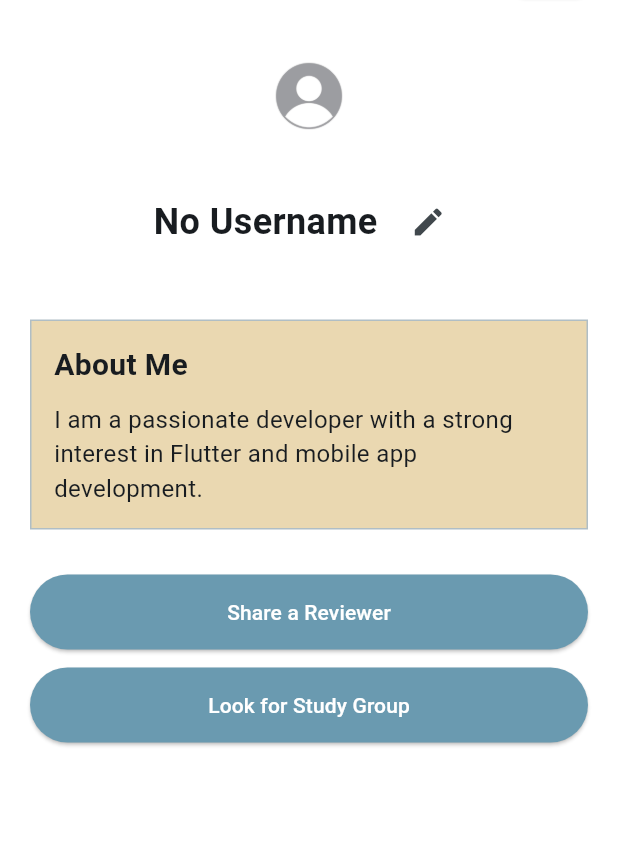
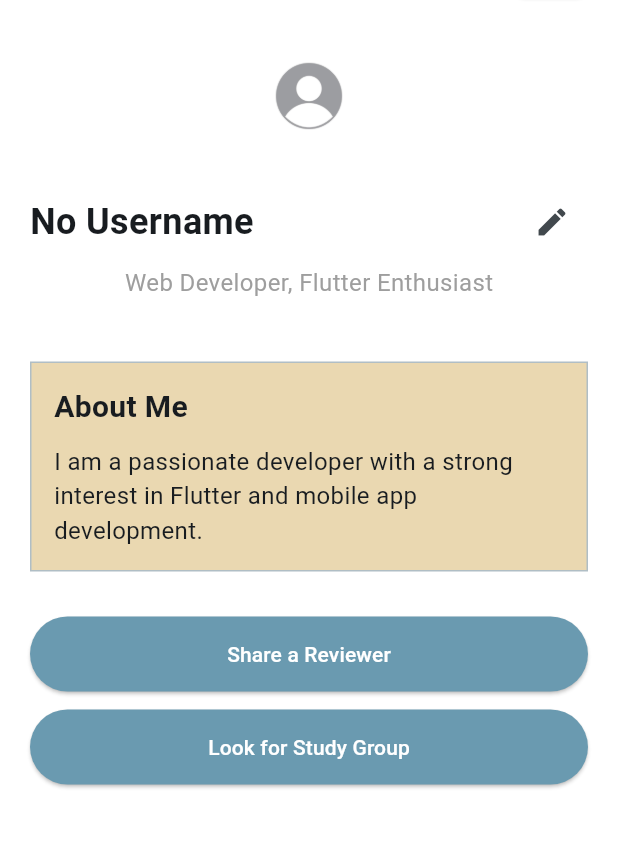
Before and after one commit to jayn95/Calib, a Flutter app: the ProfilePage screen opened by its route, on a phone screen of 412 x 824 dp, the part 78-926 px from its top. Run offline on Flutter 3.47's test engine with Material 3 defaults, Android fonts, the phone set to English and light mode, and no system bars; our stand-ins replace cloud_firestore, file_picker, firebase_auth, firebase_core, firebase_storage, font_awesome_flutter and 2 more; missing offline and left inert: dart:html; accounts and stored records are empty; network calls fail.

Commit message:
Revert "Fixed alignment in user_profile"
This reverts commit 02002bf140ed956354ab14099a9071acb6e4bff1.

```diff
--- a/lib/features/user_profile/user_profile.dart
+++ b/lib/features/user_profile/user_profile.dart
@@ -77,12 +77,10 @@ class _ProfilePageState extends State<ProfilePage> {
   Future<void> _loadUserData() async {
     if (user != null) {
       try {
-        DocumentSnapshot userDoc =
-            await _firestore.collection('users').doc(user!.uid).get();
+        DocumentSnapshot userDoc = await _firestore.collection('users').doc(user!.uid).get();
         if (userDoc.exists) {
           setState(() {
-            _usernameController.text =
-                userDoc['displayName'] ?? user!.displayName ?? '';
+            _usernameController.text = userDoc['displayName'] ?? user!.displayName ?? '';
             _bioController.text = userDoc['bio'] ?? '';
             _aboutMeController.text = userDoc['aboutMe'] ?? '';
             _profileImageUrl = userDoc['profileImageUrl'] ?? user?.photoURL;
@@ -114,8 +112,10 @@ class _ProfilePageState extends State<ProfilePage> {
     if (_profileImage != null && user != null) {
       try {
         // Upload image to Firebase Storage
-        final storageRef =
-            _storage.ref().child('profile_images').child('${user!.uid}.jpg');
+        final storageRef = _storage
+            .ref()
+            .child('profile_images')
+            .child('${user!.uid}.jpg');
 
         await storageRef.putFile(_profileImage!);
         final imageUrl = await storageRef.getDownloadURL();
@@ -211,24 +211,30 @@ class _ProfilePageState extends State<ProfilePage> {
   }
 
   void _showValidationError(String message) {
-    ScaffoldMessenger.of(context).showSnackBar(SnackBar(
+    ScaffoldMessenger.of(context).showSnackBar(
+      SnackBar(
         content: Text(message),
         backgroundColor: Colors.red,
-    ));
+      )
+    );
   }
 
   void _showSuccessMessage(String message) {
-    ScaffoldMessenger.of(context).showSnackBar(SnackBar(
+    ScaffoldMessenger.of(context).showSnackBar(
+      SnackBar(
         content: Text(message),
         backgroundColor: Colors.green,
-    ));
+      )
+    );
   }
 
   void _showErrorMessage(String message) {
-    ScaffoldMessenger.of(context).showSnackBar(SnackBar(
+    ScaffoldMessenger.of(context).showSnackBar(
+      SnackBar(
         content: Text(message),
         backgroundColor: Colors.red,
-    ));
+      )
+    );
   }
 
   Widget _buildMobileLayout() {
@@ -249,35 +255,41 @@ class _ProfilePageState extends State<ProfilePage> {
   }
 
   Widget _buildDesktopLayout() {
-  return Center(
-    child: Column(
-      mainAxisAlignment: MainAxisAlignment.center, // Center the entire column
-      crossAxisAlignment: CrossAxisAlignment.center, // Center horizontally
+    return Row(
+      crossAxisAlignment: CrossAxisAlignment.start,
       children: [
         _buildProfileImage(),
-        const SizedBox(height: 20),
+        const SizedBox(width: 20),
+        Expanded(
+          child: Column(
+            crossAxisAlignment: CrossAxisAlignment.start,
+            children: [
               _buildProfileHeader(false),
               _buildProfileSubtitle(),
               const SizedBox(height: 15),
               _buildBioSection(),
               const SizedBox(height: 15),
               _buildAboutMeSection(),
-        const SizedBox(height: 20),
+              const SizedBox(height: 10),
               _buildActionButtons(false),
             ],
           ),
+        ),
+      ],
     );
   }
-
-
 
   Widget _buildProfileImage() {
     return GestureDetector(
       onTap: _isEditing ? _pickImage : null,
       child: ClipOval(
         child: _profileImage != null
-            ? Image.file(_profileImage!,
-                width: 80.0, height: 80.0, fit: BoxFit.cover)
+          ? Image.file(
+              _profileImage!,
+              width: 80.0,
+              height: 80.0,
+              fit: BoxFit.cover
+            )
           : _profileImageUrl != null
             ? Image.network(
                 _profileImageUrl!,
@@ -294,22 +306,25 @@ Widget _buildDesktopLayout() {
   }
 
   Widget _buildDefaultProfileImage() {
-    return Image.asset('assets/images/prof.jpg',
-        width: 80.0, height: 80.0, fit: BoxFit.cover);
+    return Image.asset(
+      'assets/images/prof.jpg',
+      width: 80.0,
+      height: 80.0,
+      fit: BoxFit.cover
+    );
   }
 
   Widget _buildProfileHeader(bool isMobile) {
     return Row(
-    mainAxisAlignment: MainAxisAlignment.center,  // Change to center
+      mainAxisAlignment: MainAxisAlignment.spaceBetween,
       children: [
-      _isEditing
-          ? Expanded(
-              child: TextField(
+        Expanded(
+          child: _isEditing
+            ? TextField(
                 controller: _usernameController,
                 decoration: const InputDecoration(
                   labelText: 'Username',
                   border: OutlineInputBorder(),
-                ),
                 ),
               )
             : Text(
@@ -317,10 +332,12 @@ Widget _buildDesktopLayout() {
                   ? _usernameController.text
                   : 'No Username',
                 style: const TextStyle(
-                  fontSize: 24, fontWeight: FontWeight.bold),
+                  fontSize: 24,
+                  fontWeight: FontWeight.bold
+                ),
                 overflow: TextOverflow.ellipsis,
               ),
-      const SizedBox(width: 10), // Adjust space between username and icon
+        ),
         IconButton(
           icon: _isEditing ? const Icon(Icons.check) : const Icon(Icons.edit),
           onPressed: () {
@@ -340,6 +357,15 @@ Widget _buildDesktopLayout() {
   Widget _buildProfileSubtitle() {
     return Column(
       children: [
+        const Text(
+          'Web Developer, Flutter Enthusiast',
+          style: TextStyle(
+            fontSize: 16,
+            color: Colors.grey,
+          ),
+          overflow: TextOverflow.ellipsis,
+        ),
+        const SizedBox(height: 5),
         Text(
           "${user!.email}",
           style: const TextStyle(
@@ -357,7 +383,7 @@ Widget _buildDesktopLayout() {
       ? TextField(
           controller: _bioController,
           decoration: const InputDecoration(
-              labelText: 'Description',
+            labelText: 'Bio',
             border: OutlineInputBorder(),
           ),
           maxLines: null,
@@ -365,8 +391,11 @@ Widget _buildDesktopLayout() {
       : Text(
           _bioController.text.isNotEmpty
             ? _bioController.text
-                : 'No description available',
-            style: const TextStyle(fontSize: 16, color: Colors.grey),
+            : 'No bio available',
+          style: const TextStyle(
+            fontSize: 16,
+            color: Colors.grey
+          ),
           overflow: TextOverflow.ellipsis,
         );
   }
@@ -411,12 +440,12 @@ Widget _buildDesktopLayout() {
 
   Widget _buildActionButtons(bool isMobile) {
     void _handleShareReviewer() {
-    // TODO: Implement share reviewer functionality
+      // TODO: Implement share reviewer functionality //
       _showSuccessMessage('Share Reviewer feature coming soon');
     }
 
     void _handleStudyGroup() {
-    // TODO: Implement study group functionality
+      // TODO: Implement study group functionality //
       _showSuccessMessage('Study Group feature coming soon');
     }
 
@@ -427,8 +456,9 @@ Widget _buildDesktopLayout() {
           backgroundColor: const Color(0xFF6A9AB0),
           padding: const EdgeInsets.symmetric(horizontal: 30, vertical: 10),
           foregroundColor: Colors.white,
-        minimumSize:
-            isMobile ? const Size(double.infinity, 50) : const Size(150, 50), // Ensure buttons have a fixed width on desktop
+          minimumSize: isMobile
+            ? const Size(double.infinity, 50)
+            : const Size(0, 50),
         ),
         child: Text(text),
       );
@@ -443,7 +473,6 @@ Widget _buildDesktopLayout() {
           ],
         )
       : Row(
-          mainAxisAlignment: MainAxisAlignment.center, // Center the buttons in desktop
           children: [
             createButton('Share a Reviewer', _handleShareReviewer),
             const SizedBox(width: 10),
@@ -451,7 +480,6 @@ Widget _buildDesktopLayout() {
           ],
         );
   }
-
 
   @override
   void dispose() {
```
Lines whose indentation alone changed are shown as unchanged.
